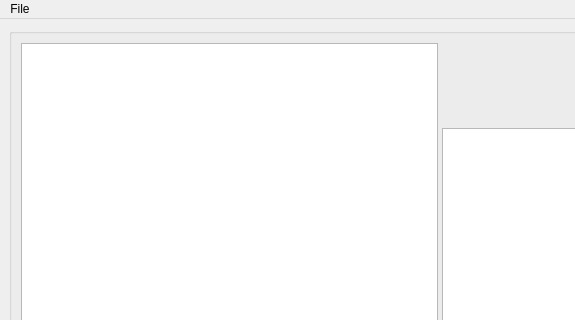
First picture: the form in mainwindow.ui, repository l09dm0zgus/PFELevelEditor, before the edit; both pictures show x 0 to 575 and y 0 to 320 of the 953 by 687 pixel window.
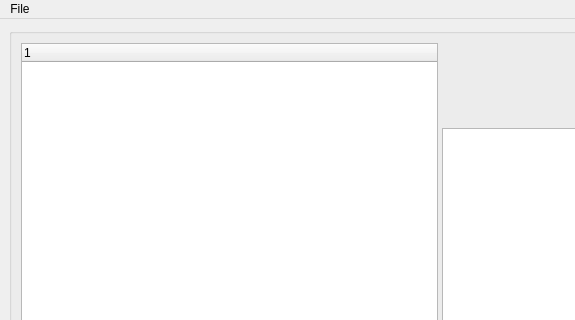
Second picture: the form after the edit. Custom widgets are drawn as their Qt base class.

Patch:
```diff
--- a/mainwindow.ui
+++ b/mainwindow.ui
@@ -17,16 +17,16 @@
    <string>MainWindow</string>
   </property>
   <widget class="QWidget" name="centralwidget">
-   <layout class="QHBoxLayout" name="horizontalLayout">
-    <item>
+   <layout class="QGridLayout" name="gridLayout_2">
+    <item row="0" column="0">
      <widget class="QGroupBox" name="verticalGroupBox_3">
-      <layout class="QVBoxLayout" name="verticalLayout">
-       <item>
+      <layout class="QGridLayout" name="gridLayout">
+       <item row="0" column="0">
         <widget class="QSplitter" name="splitter_2">
          <property name="orientation">
           <enum>Qt::Horizontal</enum>
          </property>
-         <widget class="QTreeView" name="sceneTree"/>
+         <widget class="QTreeWidget" name="sceneTree"/>
          <widget class="QSplitter" name="splitter">
           <property name="orientation">
            <enum>Qt::Vertical</enum>
```
Left out of the diff: 2 changed lines with no effect on the pictures.
